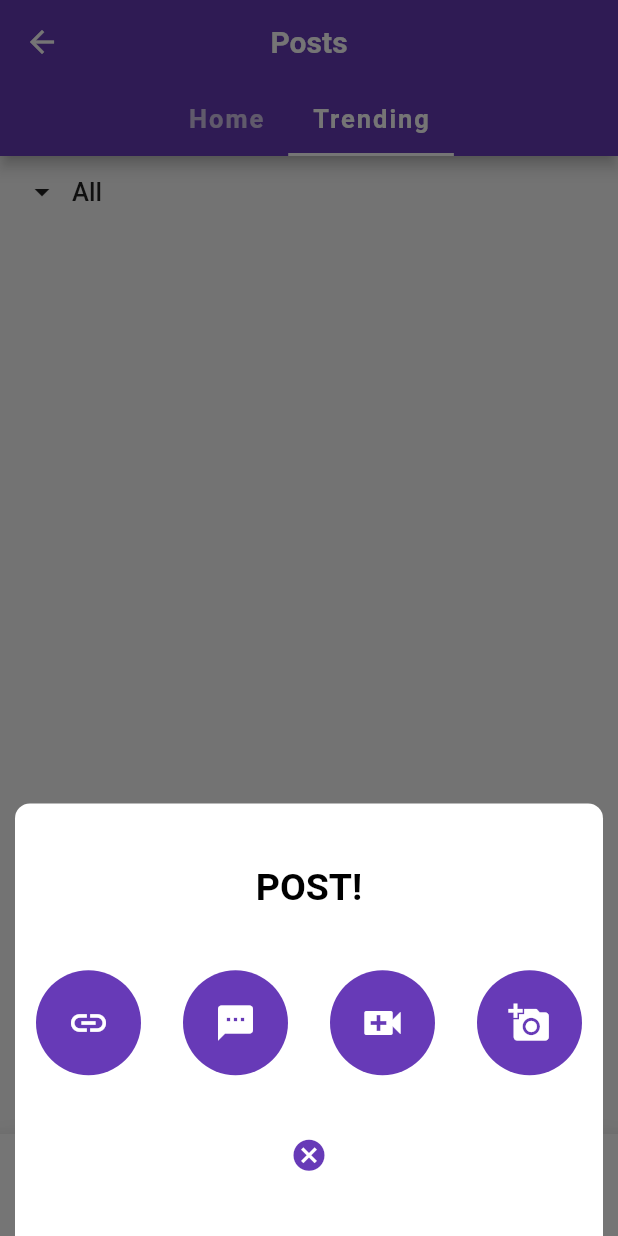
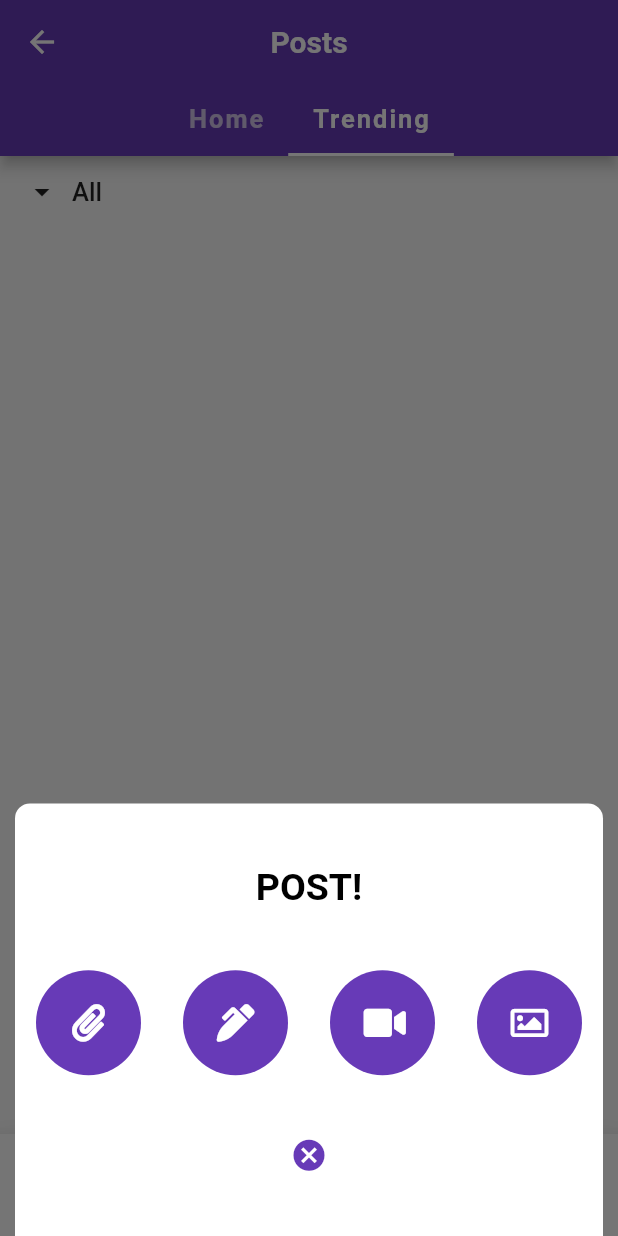
Before and after one commit to SwaroopNandy2109/validate_app, a Flutter app: the HomePage screen opened directly, tab 2 chosen, after a tap on the "add" icon, on a phone screen of 412 x 824 dp. Run offline on Flutter 3.47's test engine with Material 2 defaults, Android fonts, the phone set to English and light mode, and no system bars; our stand-ins replace firebase_auth, flutter_spinkit, font_awesome_flutter, google_fonts, google_sign_in; accounts and stored records are empty; network calls fail; Roboto replaces fonts that are missing (Ubuntu).

```diff
--- a/lib/home.dart
+++ b/lib/home.dart
@@ -1,4 +1,5 @@
 import 'package:flutter/material.dart';
+import 'package:font_awesome_flutter/font_awesome_flutter.dart';
 import 'package:google_fonts/google_fonts.dart';
 import 'package:validatedapp/services/auth.dart';
 import 'package:validatedapp/tabs/post_page.dart';
@@ -144,36 +145,36 @@ class _HomePageState extends State<HomePage> {
                                 radius: 35,
                                 backgroundColor: Theme.of(context).primaryColor,
                                 child: Icon(
-                                  Icons.link,
+                                  FontAwesomeIcons.paperclip,
                                   color: Colors.white,
-                                  size: 28,
+                                  size: 25,
                                 ),
                               ),
                               CircleAvatar(
                                 backgroundColor: Theme.of(context).primaryColor,
                                 radius: 35,
                                 child: Icon(
-                                  Icons.textsms,
+                                  FontAwesomeIcons.penAlt,
                                   color: Colors.white,
-                                  size: 28,
+                                  size: 25,
                                 ),
                               ),
                               CircleAvatar(
                                 backgroundColor: Theme.of(context).primaryColor,
                                 radius: 35,
                                 child: Icon(
-                                  Icons.video_call,
+                                  FontAwesomeIcons.video,
                                   color: Colors.white,
-                                  size: 32,
+                                  size: 25,
                                 ),
                               ),
                               CircleAvatar(
                                 backgroundColor: Theme.of(context).primaryColor,
                                 radius: 35,
                                 child: Icon(
-                                  Icons.add_a_photo,
+                                  FontAwesomeIcons.image,
                                   color: Colors.white,
-                                  size: 28,
+                                  size: 25,
                                 ),
                               ),
                             ],
@@ -229,8 +230,8 @@ class _HomePageState extends State<HomePage> {
                   },
                 ),
                 IconButton(
-                  iconSize: 30.0,
-                  icon: Icon(Icons.person,
+                  iconSize: 25.0,
+                  icon: Icon(FontAwesomeIcons.userAlt,
                       color: isTabTwoSelected
                           ? Theme.of(context).primaryColor
                           : Colors.grey),
--- a/lib/tabs/profile.dart
+++ b/lib/tabs/profile.dart
@@ -1,3 +1,5 @@
+import 'package:cached_network_image/cached_network_image.dart';
+import 'package:firebase_auth/firebase_auth.dart';
 import 'package:flutter/cupertino.dart';
 import 'package:flutter/material.dart';
 import 'package:google_fonts/google_fonts.dart';
@@ -6,7 +8,6 @@ import 'package:validatedapp/constants/textStyle.dart';
 import 'package:validatedapp/services/auth.dart';
 
 class ProfilePage extends StatefulWidget {
-
   ProfilePage({this.auth, this.logoutCallback});
 
   final VoidCallback logoutCallback;
@@ -21,7 +22,14 @@ class _ProfilePageState extends State<ProfilePage> {
 
   @override
   Widget build(BuildContext context) {
-    return loading ? Loading():Scaffold(
+    return loading
+        ? Loading()
+        : StreamBuilder<FirebaseUser>(
+            stream: AuthService().currentUser,
+            builder: (context, snapshot) {
+              if (snapshot.hasData) {
+                FirebaseUser user = snapshot.data;
+                return Scaffold(
                   appBar: AppBar(
                     title: Text(
                       'Profile',
@@ -35,13 +43,12 @@ class _ProfilePageState extends State<ProfilePage> {
                       children: <Widget>[
                         Center(
                           child: CircleAvatar(
-                child: Icon(
-                  Icons.account_circle,
-                  size: 50,
-                  color: Colors.white,
-                ),
+                            backgroundImage: user.photoUrl == null
+                                ? CachedNetworkImageProvider(
+                                    'https://www.clipartkey.com/mpngs/m/126-1261738_computer-icons-person-login-anonymous-person-icon.png')
+                                : CachedNetworkImageProvider(user.photoUrl),
                             backgroundColor: Colors.grey[400],
-                radius: 50,
+                            radius: 70,
                           ),
                         ),
                         Divider(
@@ -56,7 +63,7 @@ class _ProfilePageState extends State<ProfilePage> {
                               width: 20,
                             ),
                             Text(
-                  "Carry Minati",
+                              "${user.displayName}",
                               style: styleText,
                             ),
                           ],
@@ -73,7 +80,7 @@ class _ProfilePageState extends State<ProfilePage> {
                               width: 20,
                             ),
                             Text(
-                  "carryminati@tiktokkeliyeban.com",
+                              "${user.email}",
                               style: styleText,
                             ),
                           ],
@@ -81,21 +88,6 @@ class _ProfilePageState extends State<ProfilePage> {
                         Divider(
                           height: 30.0,
                           color: Colors.white,
-            ),
-            Row(
-              children: <Widget>[
-                Icon(Icons.cake),
-                SizedBox(
-                  width: 20,
-                ),
-                Text(
-                  "who TF cares!",
-                  style: styleText,
-                ),
-              ],
-            ),
-            SizedBox(
-              height: 50,
                         ),
                         FlatButton.icon(
                           onPressed: () async {
@@ -114,6 +106,9 @@ class _ProfilePageState extends State<ProfilePage> {
                     ),
                   ),
                 );
+              } else
+                return Loading();
+            });
   }
 
   signOut() async {
```
Also changed, not shown: lib/auth_screens/login_signup_page.dart (+65 -7 lines), lib/services/auth.dart (+11 -2 lines). Lines whose indentation alone changed are shown as unchanged.
